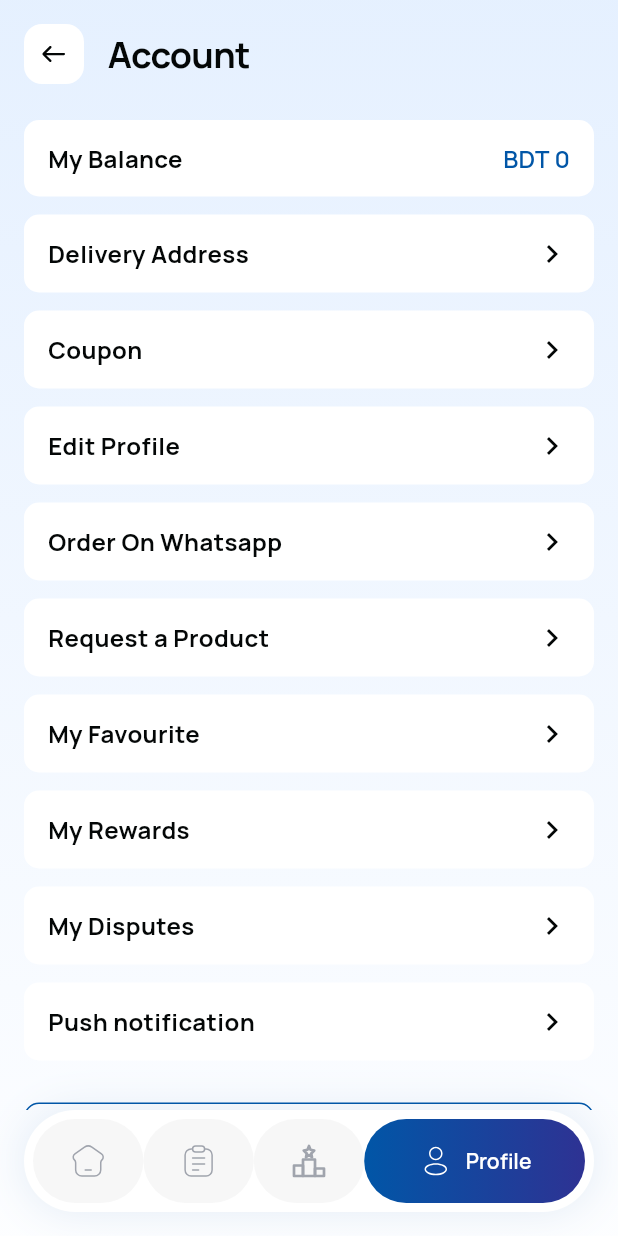
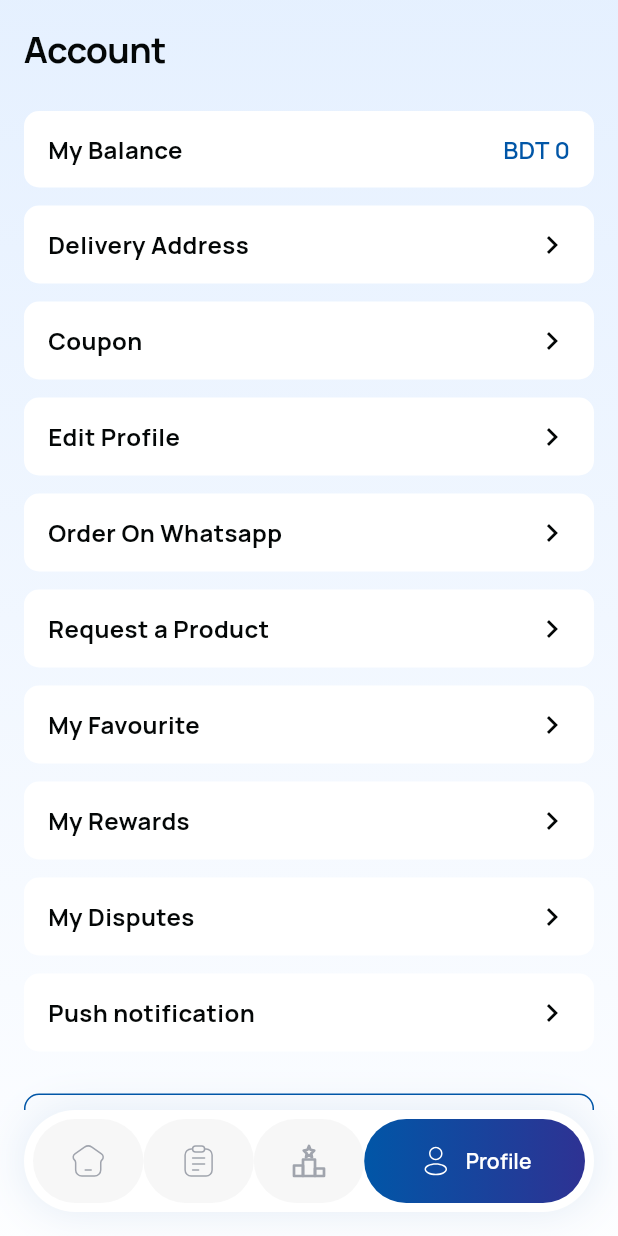
Before and after one commit to marfanna/User-app, a Flutter app: the ProfileTabScreen screen opened by its route, on a phone screen of 412 x 824 dp. Run offline on Flutter 3.47's test engine with Material 3 defaults, Android fonts, the phone set to English and light mode, and no system bars; our stand-ins replace cached_network_image, confetti, dart_mappable, dio, firebase_analytics, firebase_core and 24 more; missing offline and left inert: in_app_update, smart_auth; accounts and stored records are empty; generated files the repository leaves out were written again; network calls fail.

Commit message:
fix: remove dead back button on Account tab
DuareAppBar always rendered a back button regardless of whether
there was anything to pop. Account is a bottom-tab root (not pushed),
so canPop() was false there and the button did nothing on tap — while
the other three tabs (Home, Orders, Leaderboard) correctly show no
back button at all. Added showBackButton (default true, unchanged for
every other screen) and set it false on Account.

Co-Authored-By: Claude Sonnet 5 <noreply@anthropic.com>

```diff
--- a/lib/src/presentation/core/widgets/app_bar/duare_app_bar.dart
+++ b/lib/src/presentation/core/widgets/app_bar/duare_app_bar.dart
@@ -9,11 +9,16 @@ class DuareAppBar extends StatelessWidget {
     required this.title,
     this.trailing,
     this.onBackPressed,
+    this.showBackButton = true,
   });
 
   final String title;
   final Widget? trailing;
   final VoidCallback? onBackPressed;
+
+  /// Set to false on bottom-tab root screens (Profile, etc.) — there's
+  /// nothing to pop back to there, so the button would be a dead tap.
+  final bool showBackButton;
 
   @override
   Widget build(BuildContext context) {
@@ -25,6 +30,7 @@ class DuareAppBar extends StatelessWidget {
           Expanded(
             child: Row(
               children: [
+                if (showBackButton) ...[
                   RoundedBackButton.primary(
                     onPressed:
                         onBackPressed ??
@@ -33,6 +39,7 @@ class DuareAppBar extends StatelessWidget {
                         },
                   ),
                   const Gap(16),
+                ],
                 Expanded(
                   child: Text(
                     title,
--- a/lib/src/presentation/features/profile/view/profile_tab_screen.dart
+++ b/lib/src/presentation/features/profile/view/profile_tab_screen.dart
@@ -46,7 +46,7 @@ class _ProfileTabScreenState extends ConsumerState<ProfileTabScreen> {
           child: Column(
             crossAxisAlignment: CrossAxisAlignment.start,
             children: [
-              const DuareAppBar(title: 'Account'),
+              const DuareAppBar(title: 'Account', showBackButton: false),
               Expanded(
                 child: SingleChildScrollView(
                   padding: const EdgeInsets.symmetric(horizontal: 16),
```
Lines whose indentation alone changed are shown as unchanged.
